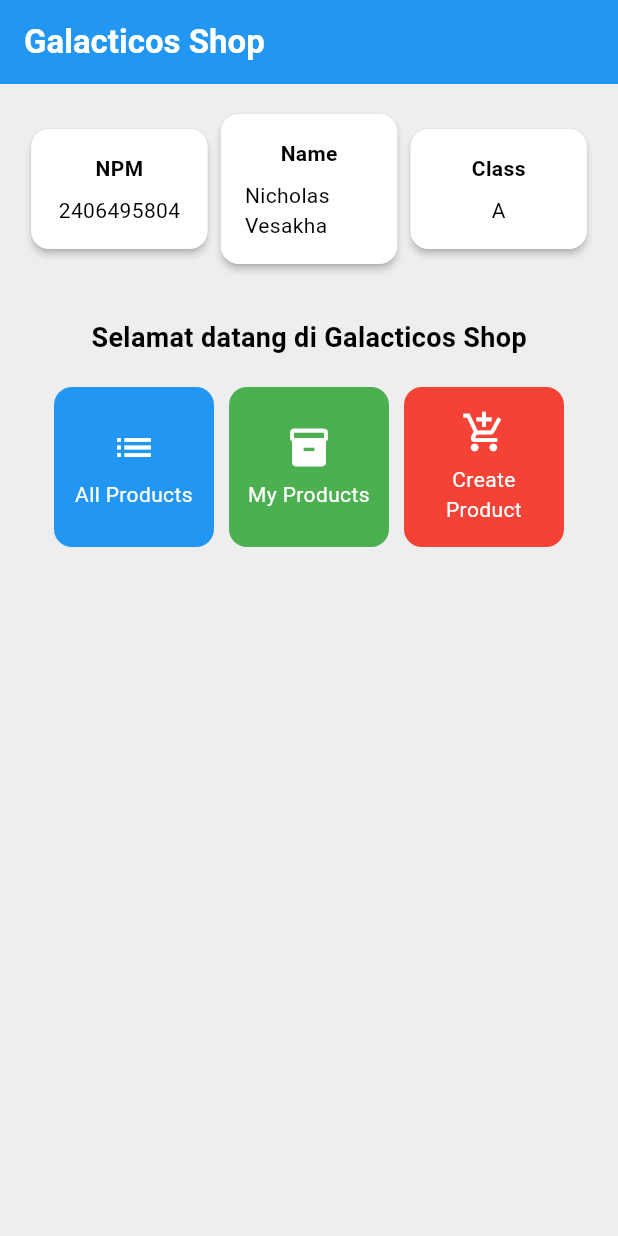
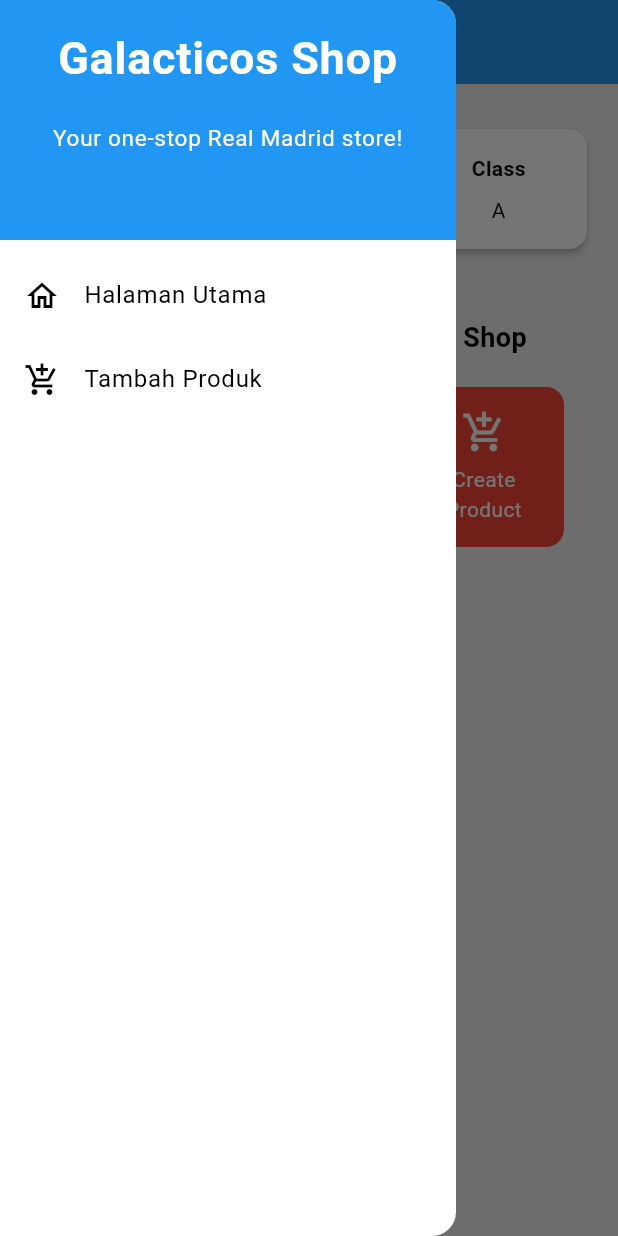
Before and after one commit to nichovesakha81/galacticos-shop-mobile, a Flutter app: the screen it shows after launch, with the side drawer open (before the commit the screen has no drawer), on a phone screen of 412 x 824 dp. Run offline on Flutter 3.47's test engine with Material 3 defaults, Android fonts, the phone set to English and light mode, and no system bars.

Commit message:
Selesai Tugas Individu 8

```diff
--- a/lib/main.dart
+++ b/lib/main.dart
@@ -1,5 +1,5 @@
 import 'package:flutter/material.dart';
-import 'menu.dart';
+import 'package:galacticos_shop/screens/menu.dart';
 
 void main() {
   runApp(const MyApp());
--- a/lib/menu.dart
+++ b/lib/screens/menu.dart
@@ -1,4 +1,6 @@
 import 'package:flutter/material.dart';
+import 'package:galacticos_shop/widgets/item_card.dart';
+import 'package:galacticos_shop/widgets/left_drawer.dart';
 
 class MyHomePage extends StatelessWidget {
   MyHomePage({super.key});
@@ -20,14 +22,15 @@
       backgroundColor: Colors.grey[200],
       // AppBar adalah bagian atas halaman yang menampilkan judul.
       appBar: AppBar(
-        // Judul aplikasi "Galacticos Shop" dengan teks putih dan tebal.
+        // Judul aplikasi "Galacticos Shop" dengan text putih dan tebal.
         title: const Text(
           'Galacticos Shop',
           style: TextStyle(color: Colors.white, fontWeight: FontWeight.bold),
         ),
-        // Warna latar belakang AppBar diubah jadi amber (mirip emas).
+        // Warna latar belakang AppBar.
         backgroundColor: Theme.of(context).colorScheme.primary,
       ),
+      drawer: const LeftDrawer(),
       // Body halaman dengan padding di sekelilingnya.
       body: Padding(
         padding: const EdgeInsets.all(16.0),
@@ -89,94 +92,3 @@
     );
   }
 }
-
-class InfoCard extends StatelessWidget {
-  // Kartu informasi yang menampilkan title dan content.
-
-  final String title; // Judul kartu.
-  final String content; // Isi kartu.
-
-  const InfoCard({super.key, required this.title, required this.content});
-
-  @override
-  Widget build(BuildContext context) {
-    return Card(
-      // Membuat kotak kartu dengan bayangan dibawahnya.
-      elevation: 2.0,
-      child: Container(
-        // Mengatur ukuran dan jarak di dalam kartu.
-        width:
-            MediaQuery.of(context).size.width /
-            3.5, // menyesuaikan dengan lebar device yang digunakan.
-        padding: const EdgeInsets.all(16.0),
-        // Menyusun title dan content secara vertikal.
-        child: Column(
-          children: [
-            Text(title, style: const TextStyle(fontWeight: FontWeight.bold)),
-            const SizedBox(height: 8.0),
-            Text(content),
-          ],
-        ),
-      ),
-    );
-  }
-}
-
-class ItemHomepage {
-  final String name;
-  final IconData icon;
-  final Color color;
-
-  ItemHomepage(this.name, this.icon, this.color);
-}
-
-class ItemCard extends StatelessWidget {
-  // Menampilkan kartu dengan ikon dan nama.
-
-  final ItemHomepage item;
-
-  const ItemCard(this.item, {super.key});
-
-  @override
-  Widget build(BuildContext context) {
-    return Material(
-      // Mengambil warna dari properti 'color' milik item.
-      color: item.color,
-      // Membuat sudut kartu melengkung.
-      borderRadius: BorderRadius.circular(12),
-
-      child: InkWell(
-        // Aksi ketika kartu ditekan.
-        onTap: () {
-          // Menampilkan pesan SnackBar saat kartu ditekan.
-          ScaffoldMessenger.of(context)
-            ..hideCurrentSnackBar()
-            ..showSnackBar(
-              SnackBar(
-                content: Text("Kamu telah menekan tombol ${item.name}!"),
-              ),
-            );
-        },
-        // Container untuk menyimpan Icon dan Text
-        child: Container(
-          padding: const EdgeInsets.all(8),
-          child: Center(
-            child: Column(
-              // Menyusun ikon dan teks di tengah kartu.
-              mainAxisAlignment: MainAxisAlignment.center,
-              children: [
-                Icon(item.icon, color: Colors.white, size: 30.0),
-                const Padding(padding: EdgeInsets.all(3)),
-                Text(
-                  item.name,
-                  textAlign: TextAlign.center,
-                  style: const TextStyle(color: Colors.white),
-                ),
-              ],
-            ),
-          ),
-        ),
-      ),
-    );
-  }
-}
--- /dev/null
+++ b/lib/widgets/item_card.dart
@@ -0,0 +1,100 @@
+import 'package:flutter/material.dart';
+import 'package:galacticos_shop/screens/product_form.dart';
+
+class InfoCard extends StatelessWidget {
+  // Card informasi yang menampilkan title dan content.
+
+  final String title; // Judul kartu.
+  final String content; // Isi kartu.
+
+  const InfoCard({super.key, required this.title, required this.content});
+
+  @override
+  Widget build(BuildContext context) {
+    return Card(
+      // Membuat kotak card dengan bayangan dibawahnya.
+      elevation: 2.0,
+      child: Container(
+        // Mengatur ukuran dan jarak di dalam card.
+        width:
+            MediaQuery.of(context).size.width /
+            3.5, // Menyesuaikan dengan lebar device yang digunakan.
+        padding: const EdgeInsets.all(16.0),
+        // Menyusun title dan content secara vertikal.
+        child: Column(
+          children: [
+            Text(title, style: const TextStyle(fontWeight: FontWeight.bold)),
+            const SizedBox(height: 8.0),
+            Text(content),
+          ],
+        ),
+      ),
+    );
+  }
+}
+
+class ItemHomepage {
+  final String name;
+  final IconData icon;
+  final Color color;
+
+  ItemHomepage(this.name, this.icon, this.color);
+}
+
+class ItemCard extends StatelessWidget {
+  // Menampilkan card dengan ikon dan nama.
+
+  final ItemHomepage item;
+
+  const ItemCard(this.item, {super.key});
+
+  @override
+  Widget build(BuildContext context) {
+    return Material(
+      // Mengambil warna dari properti 'color' milik item.
+      color: item.color,
+      // Membuat sudut kartu melengkung.
+      borderRadius: BorderRadius.circular(12),
+
+      child: InkWell(
+        // Action ketika card ditekan.
+        onTap: () {
+          // Menampilkan pesan SnackBar saat kartu ditekan.
+          ScaffoldMessenger.of(context)
+            ..hideCurrentSnackBar()
+            ..showSnackBar(
+              SnackBar(
+                content: Text("Kamu telah menekan tombol ${item.name}!"),
+              ),
+            );
+          if (item.name == "Create Product") {
+            Navigator.push(
+              // Pakai push biasa
+              context,
+              MaterialPageRoute(builder: (context) => const ProductFormPage()),
+            );
+          }
+        },
+        // Container untuk menyimpan Icon dan Text
+        child: Container(
+          padding: const EdgeInsets.all(8),
+          child: Center(
+            child: Column(
+              // Menyusun ikon dan teks di tengah card.
+              mainAxisAlignment: MainAxisAlignment.center,
+              children: [
+                Icon(item.icon, color: Colors.white, size: 30.0),
+                const Padding(padding: EdgeInsets.all(3)),
+                Text(
+                  item.name,
+                  textAlign: TextAlign.center,
+                  style: const TextStyle(color: Colors.white),
+                ),
+              ],
+            ),
+          ),
+        ),
+      ),
+    );
+  }
+}
--- /dev/null
+++ b/lib/widgets/left_drawer.dart
@@ -0,0 +1,67 @@
+import 'package:flutter/material.dart';
+import 'package:galacticos_shop/screens/menu.dart'; // Import halaman menu
+import 'package:galacticos_shop/screens/product_form.dart'; // Import halaman form
+
+class LeftDrawer extends StatelessWidget {
+  const LeftDrawer({super.key});
+
+  @override
+  Widget build(BuildContext context) {
+    return Drawer(
+      child: ListView(
+        children: [
+          const DrawerHeader(
+            decoration: BoxDecoration(color: Colors.blue),
+            child: Column(
+              children: [
+                Text(
+                  'Galacticos Shop',
+                  textAlign: TextAlign.center,
+                  style: TextStyle(
+                    fontSize: 30,
+                    fontWeight: FontWeight.bold,
+                    color: Colors.white,
+                  ),
+                ),
+                Padding(padding: EdgeInsets.all(10)),
+                Text(
+                  "Your one-stop Real Madrid store!",
+                  textAlign: TextAlign.center,
+                  style: TextStyle(
+                    fontSize: 15,
+                    color: Colors.white,
+                    fontWeight: FontWeight.normal,
+                  ),
+                ),
+              ],
+            ),
+          ),
+          // === ListTile Halaman Utama ===
+          ListTile(
+            leading: const Icon(Icons.home_outlined),
+            title: const Text('Halaman Utama'),
+            onTap: () {
+              Navigator.pushReplacement(
+                context,
+                MaterialPageRoute(builder: (context) => MyHomePage()),
+              );
+            },
+          ),
+          // === ListTile Tambah Produk ===
+          ListTile(
+            leading: const Icon(Icons.add_shopping_cart),
+            title: const Text('Tambah Produk'),
+            onTap: () {
+              Navigator.pushReplacement(
+                context,
+                MaterialPageRoute(
+                  builder: (context) => const ProductFormPage(),
+                ),
+              );
+            },
+          ),
+        ],
+      ),
+    );
+  }
+}
```
Also changed, not shown: lib/screens/product_form.dart (added, +267 -0 lines), 1 other file.
